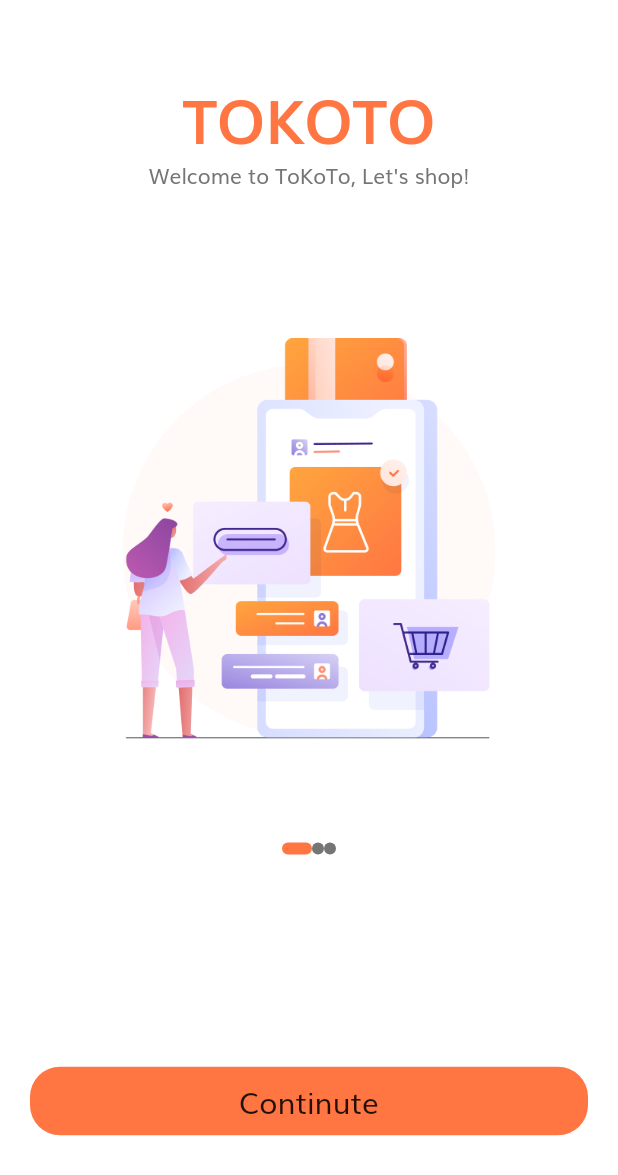
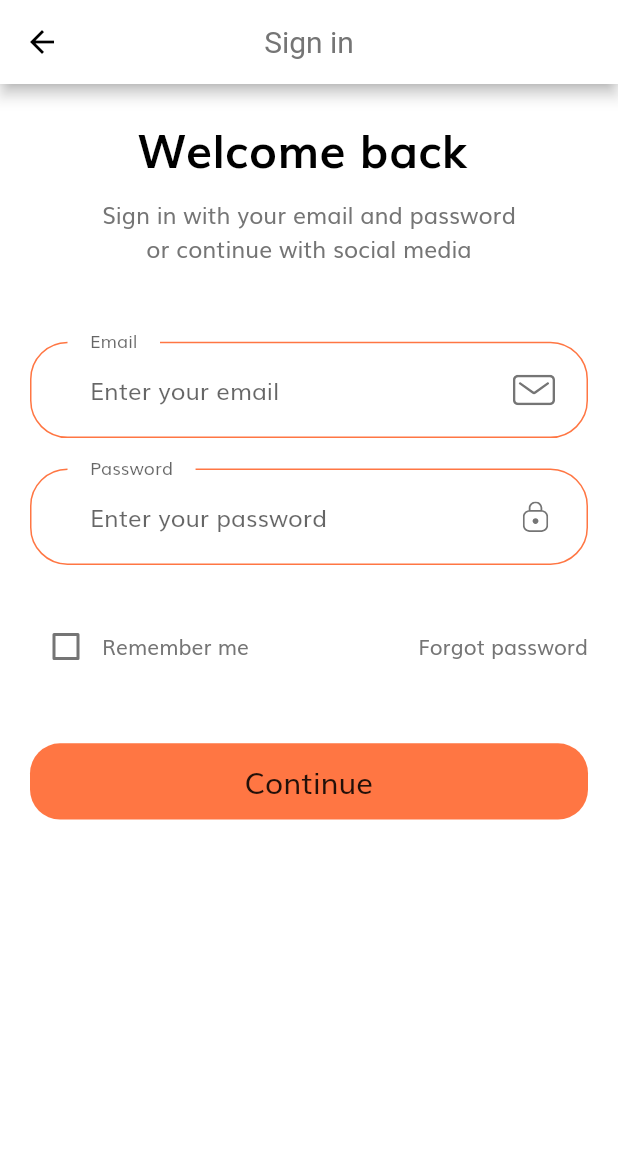
Before and after one commit to truong02bp/flutter, a Flutter app: the screen it shows after launch, after a tap on "Continute", on a phone screen of 412 x 824 dp. Shown: the top 1175 px of the screen. Run offline on Flutter 3.47's test engine with Material 2 defaults, Android fonts, the phone set to English and light mode, and no system bars; our stand-ins replace bloc, equatable, flutter_bloc, flutter_svg; network calls fail.

Commit message:
add format

```diff
--- /dev/null
+++ b/ecommerce/lib/components/custom_suffix_icons.dart
@@ -0,0 +1,23 @@
+import 'package:flutter/material.dart';
+import 'package:flutter_svg/svg.dart';
+
+import '../size_config.dart';
+
+class CustomSuffixIcon extends StatelessWidget {
+  String image;
+
+  CustomSuffixIcon({this.image});
+
+  @override
+  Widget build(BuildContext context) {
+    return Padding(
+      padding: EdgeInsets.fromLTRB(
+          0,
+          getProportionateWidth(20),
+          getProportionateWidth(20),
+          getProportionateWidth(20)),
+      child: SvgPicture.asset(image,
+        height: getProportionateHeight(20),),
+    );
+  }
+}
--- a/ecommerce/lib/components/default_button.dart
+++ b/ecommerce/lib/components/default_button.dart
@@ -16,7 +16,7 @@ class DefaultButton extends StatelessWidget {
   Widget build(BuildContext context) {
     return SizedBox(
       width: double.infinity,
-      height: getProportionateHeight(45),
+      height: getProportionateHeight(50),
       child: FlatButton(
         shape: RoundedRectangleBorder(
           borderRadius: BorderRadius.circular(20),
--- a/ecommerce/lib/constants.dart
+++ b/ecommerce/lib/constants.dart
@@ -9,5 +9,9 @@ const kPrimaryGradientColor = LinearGradient(
 );
 const kSecondaryColor = Color(0xFF979797);
 const kTextColor = Color(0xFF757575);
+const kAnimationDuration = Duration(milliseconds: 200);
 
-const kAnimationDuration = Duration(milliseconds: 200);
+const String EMPTY_PASSWORD_ERROR = "Please enter your password";
+const String EMPTY_EMAIL_ERROR = "Please enter your email";
+const String EMAIL_INVALID_ERROR = "Email is invalid";
+final RegExp emailRegExp = RegExp("/\S+@\S+\.\S+/");
--- a/ecommerce/lib/main.dart
+++ b/ecommerce/lib/main.dart
@@ -1,7 +1,8 @@
+import 'package:ecommerce/routes.dart';
 import 'package:ecommerce/screens/splash/splash.dart';
+import 'package:ecommerce/theme.dart';
 import 'package:flutter/material.dart';
 
-import 'constants.dart';
 
 void main() => runApp(MyApp());
 
@@ -10,17 +11,13 @@ class MyApp extends StatelessWidget {
   Widget build(BuildContext context) {
     return MaterialApp(
       title: 'Material App',
-      theme: ThemeData(
-          scaffoldBackgroundColor: Colors.white,
-        fontFamily: 'Muli',
-        textTheme: TextTheme(
-          bodyText1: TextStyle(color: kTextColor),
-          bodyText2: TextStyle(color: kTextColor)
-        )
-      ),
+      theme: getTheme(),
       home: Scaffold(
         body: SplashScreen()
       ),
+      initialRoute: SplashScreen.routeName,
+      routes: routes,
     );
   }
+
 }
--- /dev/null
+++ b/ecommerce/lib/routes.dart
@@ -0,0 +1,9 @@
+
+import 'package:ecommerce/screens/sign_in/sign_in.dart';
+import 'package:ecommerce/screens/splash/splash.dart';
+import 'package:flutter/material.dart';
+
+final Map<String,WidgetBuilder> routes = {
+  SplashScreen.routeName : (context) => SplashScreen(),
+  SignInScreen.routeName : (context) => SignInScreen(),
+};
--- /dev/null
+++ b/ecommerce/lib/screens/sign_in/components/body.dart
@@ -0,0 +1,41 @@
+import 'package:ecommerce/components/default_button.dart';
+import 'package:ecommerce/constants.dart';
+import 'package:ecommerce/screens/sign_in/components/sign_in_form.dart';
+import 'package:ecommerce/size_config.dart';
+import 'package:flutter/material.dart';
+import 'package:flutter_svg/flutter_svg.dart';
+
+import '../../../components/custom_suffix_icons.dart';
+class SignInBody extends StatelessWidget {
+  @override
+  Widget build(BuildContext context) {
+
+    return SafeArea(
+      child: SizedBox(
+        width: double.infinity,
+        child: Padding(
+          padding: const EdgeInsets.all(20),
+          child: Column(
+            children: [
+              Text('Welcome back ',
+              style: TextStyle(
+                fontSize: getProportionateWidth(28),
+                color: Colors.black,
+                fontWeight: FontWeight.bold
+              ),),
+              SizedBox(height: getProportionateHeight(10),),
+              Text('Sign in with your email and password \nor continue with social media',
+              style: TextStyle(
+                fontSize: getProportionateWidth(14),
+              ),
+                textAlign: TextAlign.center,
+              ),
+              SizedBox(height: getProportionateHeight(50),),
+              SignInForm(),
+            ],
+          ),
+        ),
+      ),
+    );
+  }
+}
--- /dev/null
+++ b/ecommerce/lib/screens/sign_in/components/sign_in_form.dart
@@ -0,0 +1,161 @@
+import 'package:ecommerce/components/default_button.dart';
+import 'package:flutter/material.dart';
+import 'package:flutter_svg/flutter_svg.dart';
+import 'package:ecommerce/constants.dart';
+import '../../../size_config.dart';
+import '../../../components/custom_suffix_icons.dart';
+
+class SignInForm extends StatefulWidget {
+  @override
+  _SignInFormState createState() => _SignInFormState();
+}
+
+class _SignInFormState extends State<SignInForm> {
+  final _formKey = GlobalKey<FormState>();
+  List<String> errors = [];
+  bool isRememberMe = false;
+  @override
+  Widget build(BuildContext context) {
+    return Form(
+        key: _formKey,
+        child: Column(
+          children: [
+            TextFormField(
+              onChanged: (value) {
+                if (value.isNotEmpty && errors.contains(EMPTY_EMAIL_ERROR)) {
+                  setState(() {
+                    errors.remove(EMPTY_EMAIL_ERROR);
+                  });
+                }
+                if (emailRegExp.hasMatch(value) &&
+                    errors.contains(EMAIL_INVALID_ERROR)) {
+                  setState(() {
+                    errors.remove(EMAIL_INVALID_ERROR);
+                  });
+                }
+              },
+              validator: (value) {
+                String message = "";
+                if (value.isEmpty) {
+                  message = EMPTY_EMAIL_ERROR;
+                  if (!errors.contains(message)) {
+                    setState(() {
+                      if (errors.contains(EMAIL_INVALID_ERROR))
+                        errors.remove(EMAIL_INVALID_ERROR);
+                      errors.add(message);
+                    });
+                  }
+                } else if (!emailRegExp.hasMatch(value) &&
+                    !errors.contains(EMAIL_INVALID_ERROR)) {
+                  setState(() {
+                    message = EMAIL_INVALID_ERROR;
+                    errors.add(message);
+                  });
+                }
+                return null;
+              },
+              decoration: InputDecoration(
+                floatingLabelBehavior: FloatingLabelBehavior.always,
+                labelText: 'Email',
+                hintText: 'Enter your email',
+                suffixIcon: CustomSuffixIcon(
+                  image: "assets/icons/Mail.svg",
+                ),
+              ),
+            ),
+            SizedBox(
+              height: getProportionateHeight(20),
+            ),
+            TextFormField(
+              onChanged: (value) {
+                if (value.isNotEmpty && errors.contains(EMPTY_PASSWORD_ERROR)) {
+                  setState(() {
+                    errors.remove(EMPTY_PASSWORD_ERROR);
+                  });
+                }
+              },
+              validator: (value) {
+                String message = "";
+                if (value.isEmpty) {
+                  message = EMPTY_PASSWORD_ERROR;
+                  if (!errors.contains(message))
+                    setState(() {
+                      errors.add(message);
+                    });
+                }
+                return null;
+              },
+              obscureText: true,
+              decoration: InputDecoration(
+                floatingLabelBehavior: FloatingLabelBehavior.always,
+                labelText: 'Password',
+                hintText: 'Enter your password',
+                suffixIcon: CustomSuffixIcon(
+                  image: "assets/icons/Lock.svg",
+                ),
+              ),
+            ),
+            SizedBox(
+              height: getProportionateHeight(20),
+            ),
+            FormError(errors: errors),
+            SizedBox(height: getProportionateHeight(10),),
+            Row(
+              children: [
+                Checkbox(value: isRememberMe,
+                    onChanged: (value) {
+                      setState(() {
+                        isRememberMe = value;
+                      });
+                    }),
+                Text('Remember me'),
+                Spacer(),
+                Text('Forgot password'),
+              ],
+            ),
+            SizedBox(height: getProportionateHeight(40),),
+            DefaultButton(
+              text: 'Continue',
+              press: () {
+                if (_formKey.currentState.validate())
+                  _formKey.currentState.save();
+              },
+            )
+          ],
+        ));
+  }
+}
+
+class FormError extends StatelessWidget {
+  final List<String> errors;
+
+  FormError({@required this.errors});
+
+  @override
+  Widget build(BuildContext context) {
+    return Column(
+      children: List.generate(
+          errors.length, (index) => generateError(error: errors[index])),
+    );
+  }
+
+  Row generateError({error}) {
+    return Row(
+      children: [
+        SvgPicture.asset(
+          "assets/icons/Error.svg",
+          height: getProportionateHeight(18),
+        ),
+        SizedBox(
+          height: getProportionateHeight(18),
+          width: getProportionateWidth(10),
+        ),
+        Text(
+          error,
+          style:
+              TextStyle(color: Colors.red, fontSize: getProportionateWidth(15)),
+        )
+      ],
+    );
+  }
+}
--- /dev/null
+++ b/ecommerce/lib/screens/sign_in/sign_in.dart
@@ -0,0 +1,16 @@
+import 'package:ecommerce/screens/sign_in/components/body.dart';
+import 'package:flutter/material.dart';
+
+class SignInScreen extends StatelessWidget {
+  static final String routeName = "/sign-in";
+
+  @override
+  Widget build(BuildContext context) {
+    return Scaffold(
+      appBar: AppBar(
+        title: Text('Sign in'),
+      ),
+      body: SingleChildScrollView(child: SignInBody()),
+    );
+  }
+}
--- a/ecommerce/lib/screens/splash/components/body.dart
+++ b/ecommerce/lib/screens/splash/components/body.dart
@@ -1,5 +1,6 @@
 import 'package:ecommerce/components/default_button.dart';
 import 'package:ecommerce/constants.dart';
+import 'package:ecommerce/screens/sign_in/sign_in.dart';
 import 'package:ecommerce/screens/splash/components/splash_content.dart';
 import 'package:ecommerce/size_config.dart';
 import 'package:flutter/material.dart';
@@ -63,7 +64,7 @@ class _BodyState extends State<Body> {
                     DefaultButton(
                       text: 'Continute',
                       press: (){
-
+                        Navigator.pushNamed(context, SignInScreen.routeName);
                       },
                     ),
                     Spacer()
--- a/ecommerce/lib/screens/splash/splash.dart
+++ b/ecommerce/lib/screens/splash/splash.dart
@@ -2,6 +2,9 @@ import 'package:ecommerce/screens/splash/components/body.dart';
 import 'package:flutter/material.dart';
 import 'package:ecommerce/size_config.dart';
 class SplashScreen extends StatelessWidget {
+
+  static final String routeName = '/splash';
+
   @override
   Widget build(BuildContext context) {
     SizeConfig().init(context);
--- a/ecommerce/lib/size_config.dart
+++ b/ecommerce/lib/size_config.dart
@@ -24,5 +24,5 @@ double getProportionateHeight(double inputHeight) {
 
 double getProportionateWidth(double inputWidth){
   double screenWidth = SizeConfig.screenWidth;
-  return (inputWidth / 375) * screenWidth;
+  return (inputWidth / 375.0) * screenWidth;
 }
--- /dev/null
+++ b/ecommerce/lib/theme.dart
@@ -0,0 +1,50 @@
+import 'package:ecommerce/size_config.dart';
+import 'package:flutter/material.dart';
+
+import 'constants.dart';
+
+ThemeData getTheme() {
+  return ThemeData(
+      scaffoldBackgroundColor: Colors.white,
+      fontFamily: 'Muli',
+      textTheme: textTheme(),
+      inputDecorationTheme: inputTheme(),
+      appBarTheme: appBarTheme());
+}
+
+AppBarTheme appBarTheme() {
+  return AppBarTheme(
+      centerTitle: true,
+      color: Colors.white,
+      brightness: Brightness.light,
+      iconTheme: IconThemeData(color: Colors.black),
+      textTheme: TextTheme(
+          headline6: TextStyle(
+        color: kTextColor,
+        fontSize: 20,
+      )));
+}
+
+TextTheme textTheme() {
+  return TextTheme(
+      bodyText1: TextStyle(color: kTextColor),
+      bodyText2: TextStyle(color: kTextColor));
+}
+
+InputDecorationTheme inputTheme(){
+
+  OutlineInputBorder outlineInputBorder = OutlineInputBorder(
+      borderRadius: BorderRadius.circular(25),
+      borderSide: BorderSide(
+          color: kPrimaryColor
+      ),
+      gapPadding: 15
+  );
+
+  return InputDecorationTheme(
+    contentPadding: EdgeInsets.symmetric(horizontal: 40, vertical: 20),
+    enabledBorder: outlineInputBorder,
+    focusedBorder: outlineInputBorder,
+    border: outlineInputBorder
+  );
+}
--- a/ecommerce/pubspec.yaml
+++ b/ecommerce/pubspec.yaml
@@ -29,7 +29,7 @@ dependencies:
   # Use with the CupertinoIcons class for iOS style icons.
   cupertino_icons: ^1.0.0
   provider: ^4.3.3
-  flutter_svg: ^0.17.4
+  flutter_svg: ^0.18.0
 dev_dependencies:
   flutter_test:
     sdk: flutter
```
Also changed, not shown: ecommerce/pubspec.lock.
